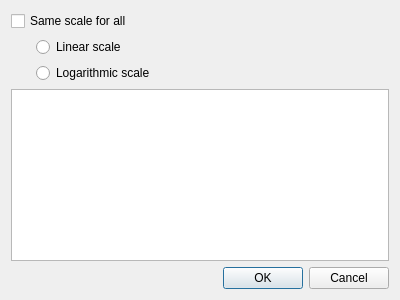
The window that ui/plotsettingsdialog.ui (hanikesn/octopus) describes before a commit, drawn with Qt 5.
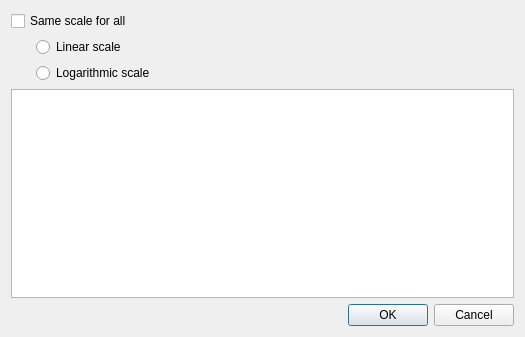
The same window after the commit.

Commit message: PlotSettings-Dialog: Offset-Eingabe in ms.

```diff
--- a/ui/plotsettingsdialog.ui
+++ b/ui/plotsettingsdialog.ui
@@ -6,8 +6,8 @@
    <rect>
     <x>0</x>
     <y>0</y>
-    <width>400</width>
-    <height>300</height>
+    <width>525</width>
+    <height>337</height>
    </rect>
   </property>
   <property name="windowTitle">
```
The commit also changes 1 other file.
